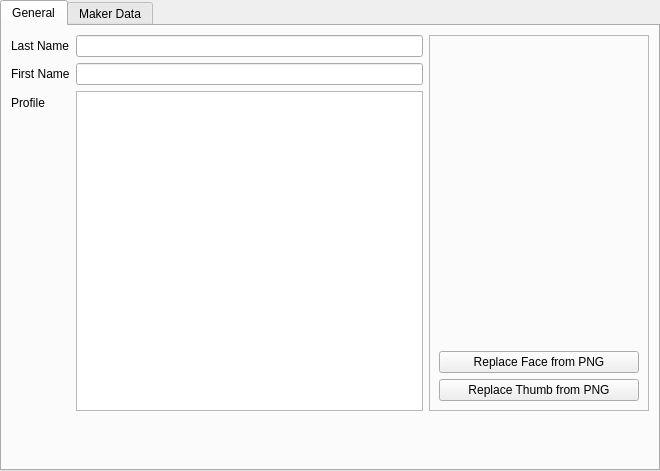
Above: src/ui/cardview.ui from geneishouko/AA2QtEdit before the change. Below: the same form after it.
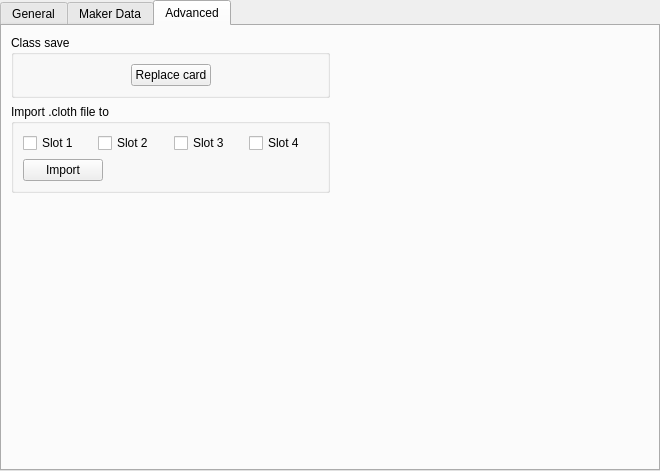
That is the form after the change. The open tabs and pages were chosen to show the change.

Commit message: implement cloth import and class replace

What changed in the file:
```diff
--- a/src/ui/cardview.ui
+++ b/src/ui/cardview.ui
@@ -155,6 +155,150 @@
     </item>
    </layout>
   </widget>
+  <widget class="QWidget" name="tab">
+   <attribute name="title">
+    <string>Advanced</string>
+   </attribute>
+   <layout class="QHBoxLayout" name="horizontalLayout_5">
+    <item>
+     <layout class="QVBoxLayout" name="verticalLayout_5">
+      <item>
+       <widget class="QGroupBox" name="groupBox">
+        <property name="title">
+         <string>Class save</string>
+        </property>
+        <layout class="QHBoxLayout" name="horizontalLayout_2">
+         <item>
+          <spacer name="horizontalSpacer_4">
+           <property name="orientation">
+            <enum>Qt::Horizontal</enum>
+           </property>
+           <property name="sizeHint" stdset="0">
+            <size>
+             <width>40</width>
+             <height>20</height>
+            </size>
+           </property>
+          </spacer>
+         </item>
+         <item>
+          <widget class="QPushButton" name="replaceCardButton">
+           <property name="text">
+            <string>Replace card</string>
+           </property>
+          </widget>
+         </item>
+         <item>
+          <spacer name="horizontalSpacer">
+           <property name="orientation">
+            <enum>Qt::Horizontal</enum>
+           </property>
+           <property name="sizeHint" stdset="0">
+            <size>
+             <width>95</width>
+             <height>20</height>
+            </size>
+           </property>
+          </spacer>
+         </item>
+        </layout>
+       </widget>
+      </item>
+      <item>
+       <widget class="QGroupBox" name="groupBox_2">
+        <property name="title">
+         <string>Import .cloth file to</string>
+        </property>
+        <layout class="QVBoxLayout" name="verticalLayout_2">
+         <item>
+          <layout class="QHBoxLayout" name="horizontalLayout_3">
+           <item>
+            <widget class="QCheckBox" name="checkClothSlot1">
+             <property name="text">
+              <string>Slot 1</string>
+             </property>
+            </widget>
+           </item>
+           <item>
+            <widget class="QCheckBox" name="checkClothSlot2">
+             <property name="text">
+              <string>Slot 2</string>
+             </property>
+            </widget>
+           </item>
+           <item>
+            <widget class="QCheckBox" name="checkClothSlot3">
+             <property name="text">
+              <string>Slot 3</string>
+             </property>
+            </widget>
+           </item>
+           <item>
+            <widget class="QCheckBox" name="checkClothSlot4">
+             <property name="text">
+              <string>Slot 4</string>
+             </property>
+            </widget>
+           </item>
+          </layout>
+         </item>
+         <item>
+          <layout class="QHBoxLayout" name="horizontalLayout_4">
+           <item>
+            <widget class="QPushButton" name="importClothButton">
+             <property name="text">
+              <string>Import</string>
+             </property>
+            </widget>
+           </item>
+           <item>
+            <spacer name="horizontalSpacer_2">
+             <property name="orientation">
+              <enum>Qt::Horizontal</enum>
+             </property>
+             <property name="sizeHint" stdset="0">
+              <size>
+               <width>40</width>
+               <height>20</height>
+              </size>
+             </property>
+            </spacer>
+           </item>
+          </layout>
+         </item>
+        </layout>
+       </widget>
+      </item>
+      <item>
+       <spacer name="verticalSpacer_2">
+        <property name="orientation">
+         <enum>Qt::Vertical</enum>
+        </property>
+        <property name="sizeHint" stdset="0">
+         <size>
+          <width>20</width>
+          <height>40</height>
+         </size>
+        </property>
+       </spacer>
+      </item>
+     </layout>
+    </item>
+    <item>
+     <spacer name="horizontalSpacer_3">
+      <property name="orientation">
+       <enum>Qt::Horizontal</enum>
+      </property>
+      <property name="sizeHint" stdset="0">
+       <size>
+        <width>314</width>
+        <height>20</height>
+       </size>
+      </property>
+     </spacer>
+    </item>
+   </layout>
+  </widget>
  </widget>
  <resources/>
  <connections>
```
Left out of the diff: 34 changed lines with no effect on the pictures. The commit also changes 5 other files.
